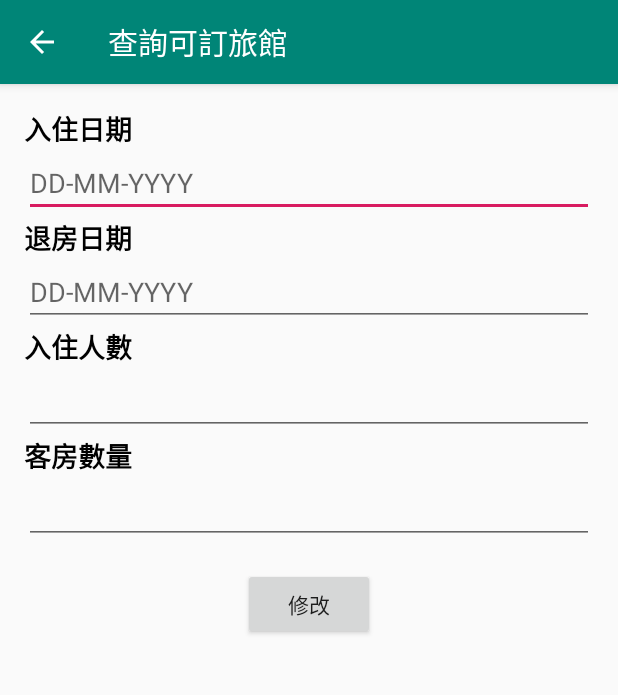
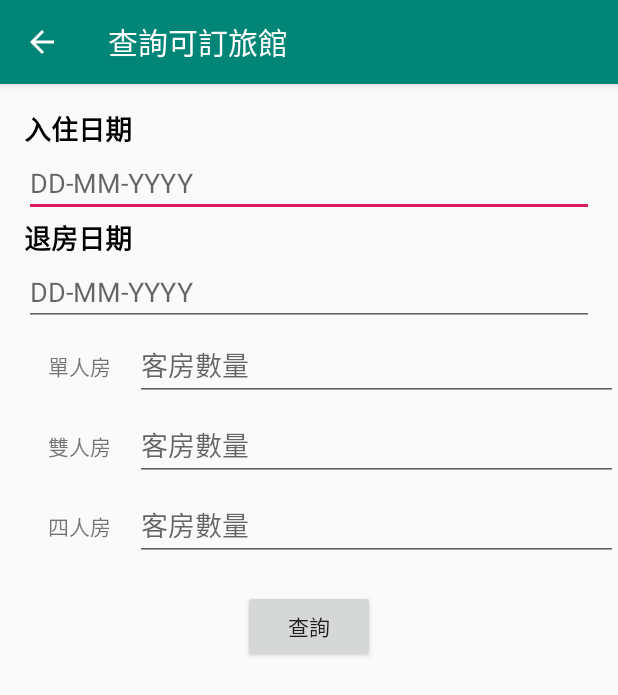
Before and after one commit to robert1003/Hotels, an Android app: the SearchAvailableActivity screen opened directly, with no data from a screen before it, on a phone screen of 412 x 824 dp. Shown: the top 695 px of the screen. Run offline under Robolectric (Android 15) with nearby library versions, the phone set to English and light mode, and no system bars.

Commit message:
Update SearchAvailableActivity.java

```diff
--- a/app/src/main/res/layout/activity_search_available.xml
+++ b/app/src/main/res/layout/activity_search_available.xml
@@ -28,26 +28,66 @@
             android:hint="@string/date_type"
             android:inputType="date"/>
 
-        <TextView
-            style="@style/TextAboveInputField"
-            android:text="@string/number_of_people"/>
-        <EditText
-            android:id="@+id/search_available_number_of_people"
-            style="@style/InputField"
-            android:inputType="number"/>
+        <LinearLayout
+            android:layout_width="match_parent"
+            android:layout_height="wrap_content"
+            android:layout_marginLeft="16dp"
+            android:orientation="horizontal">
 
-        <TextView
-            style="@style/TextAboveInputField"
-            android:text="@string/number_of_room"/>
-        <EditText
-            android:id="@+id/search_available_number_of_room"
-            style="@style/InputField"
-            android:inputType="number"/>
+            <TextView
+                android:layout_width="wrap_content"
+                android:layout_height="wrap_content"
+                android:padding="16dp"
+                android:text="@string/single"/>
+            <EditText
+                android:id="@+id/search_available_room_single"
+                android:layout_width="match_parent"
+                android:layout_height="wrap_content"
+                android:inputType="number"
+                android:hint="@string/number_of_room"/>
+        </LinearLayout>
+        <LinearLayout
+            android:layout_width="match_parent"
+            android:layout_height="wrap_content"
+            android:layout_marginLeft="16dp"
+            android:orientation="horizontal">
+
+            <TextView
+                android:layout_width="wrap_content"
+                android:layout_height="wrap_content"
+                android:padding="16dp"
+                android:text="@string/dual"/>
+            <EditText
+                android:id="@+id/search_available_room_dual"
+                android:layout_width="match_parent"
+                android:layout_height="wrap_content"
+                android:inputType="number"
+                android:hint="@string/number_of_room"/>
+        </LinearLayout>
+        <LinearLayout
+            android:layout_width="match_parent"
+            android:layout_height="wrap_content"
+            android:layout_marginLeft="16dp"
+            android:orientation="horizontal">
+
+            <TextView
+                android:layout_width="wrap_content"
+                android:layout_height="wrap_content"
+                android:padding="16dp"
+                android:text="@string/quad"/>
+            <EditText
+                android:id="@+id/search_available_room_quad"
+                android:layout_width="match_parent"
+                android:layout_height="wrap_content"
+                android:inputType="number"
+                android:hint="@string/number_of_room"/>
+        </LinearLayout>
+
 
         <Button
-            android:id="@+id/modify_order_button"
+            android:id="@+id/search_available_button"
             style="@style/ButtonBottom"
-            android:text="@string/modify"/>
+            android:text="@string/search"/>
 
     </LinearLayout>
 
--- a/app/src/main/res/values/strings.xml
+++ b/app/src/main/res/values/strings.xml
@@ -40,4 +40,6 @@
 
     <!-- Subtitle text for the empty view that prompts the user to add a pet [CHAR LIMIT=50] -->
     <string name="empty_view_subtitle_text">Get started by adding a pet</string>
+    <string name="invalid_date_format">失敗：日期格式錯誤</string>
+    <string name="invalid_number_format">失敗：數字格式錯誤</string>
 </resources>
```
Also changed, not shown: app/src/main/java/com/example/android/hotels/activities/SearchAvailableActivity.java (+80 -0 lines), app/src/main/res/layout/failed_search_available.xml (added, +12 -0 lines).
